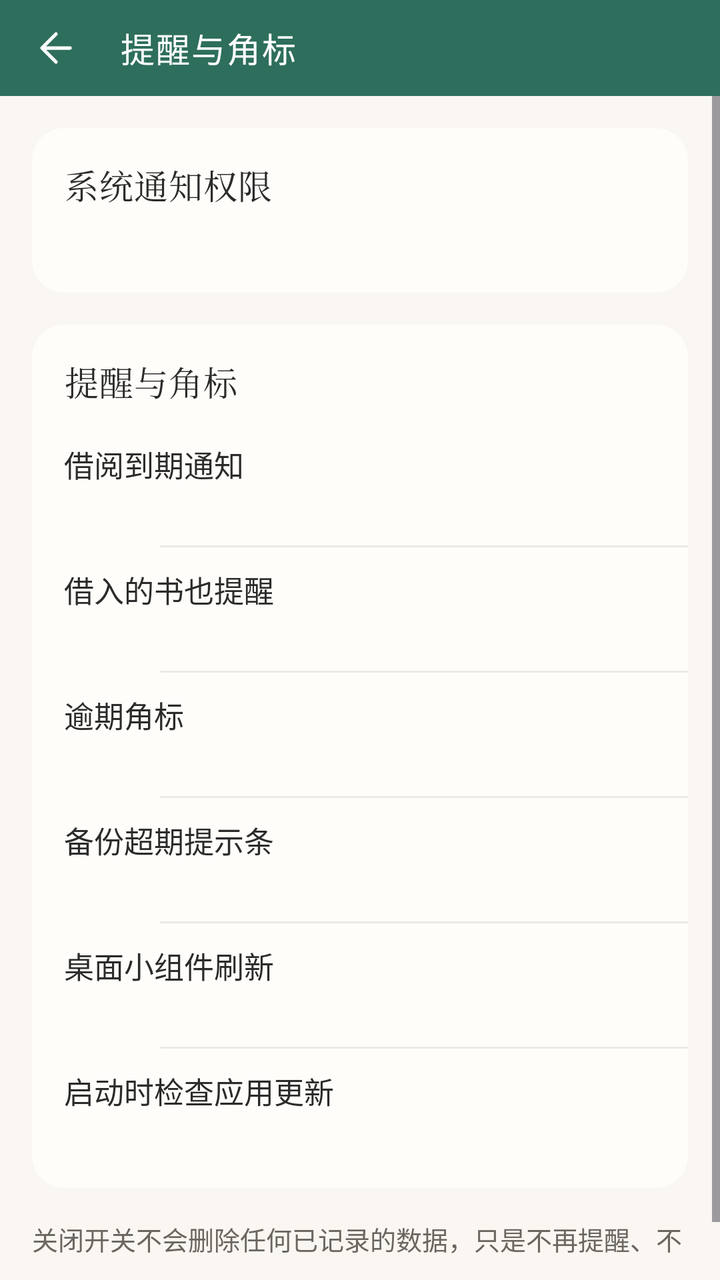
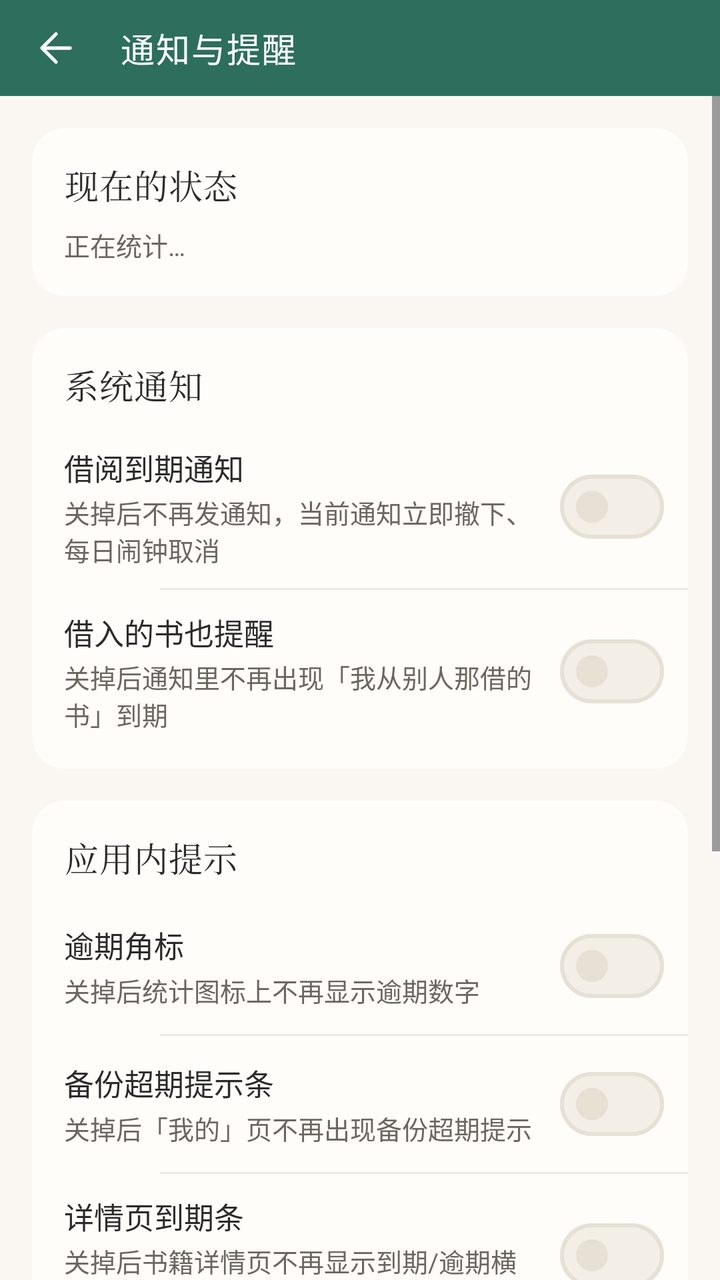

The first picture is an Android layout as it rendered before a commit; the second is the same layout after the commit. The layout source and the unified diff follow.
<!-- AndroidManifest.xml: application theme Theme.Bookshelf -->
<!-- res/layout/activity_reminder_settings.xml -->
<?xml version="1.0" encoding="utf-8"?>
<LinearLayout xmlns:android="http://schemas.android.com/apk/res/android"
    xmlns:app="http://schemas.android.com/apk/res-auto"
    android:layout_width="match_parent"
    android:layout_height="match_parent"
    android:orientation="vertical">

    <com.google.android.material.appbar.MaterialToolbar
        android:id="@+id/toolbar"
        style="@style/Widget.Bookshelf.Toolbar"
        android:layout_width="match_parent"
        android:layout_height="@dimen/toolbar_h"
        app:navigationIcon="@drawable/ic_back"
        app:title="提醒与角标" />

    <ScrollView
        android:layout_width="match_parent"
        android:layout_height="0dp"
        android:layout_weight="1"
        android:fillViewport="true">

        <androidx.constraintlayout.widget.ConstraintLayout
            android:layout_width="match_parent"
            android:layout_height="wrap_content">

            <LinearLayout
                android:layout_width="0dp"
                android:layout_height="wrap_content"
                android:orientation="vertical"
                android:padding="@dimen/page_padding"
                app:layout_constraintBottom_toBottomOf="parent"
                app:layout_constraintEnd_toEndOf="parent"
                app:layout_constraintHorizontal_bias="0.5"
                app:layout_constraintStart_toStartOf="parent"
                app:layout_constraintTop_toTopOf="parent"
                app:layout_constraintWidth_max="@dimen/content_max_width">

                
                <androidx.cardview.widget.CardView
                    style="@style/Widget.Bookshelf.Card"
                    android:layout_width="match_parent"
                    android:layout_height="wrap_content">

                    <LinearLayout
                        android:layout_width="match_parent"
                        android:layout_height="wrap_content"
                        android:orientation="vertical"
                        android:padding="@dimen/space_lg">

                        <TextView
                            style="@style/CardTitle"
                            android:layout_width="wrap_content"
                            android:layout_height="wrap_content"
                            android:text="系统通知权限" />

                        <TextView
                            android:id="@+id/tv_notify_permission_state"
                            android:layout_width="match_parent"
                            android:layout_height="wrap_content"
                            android:layout_marginTop="@dimen/space_sm"
                            android:lineSpacingMultiplier="1.3"
                            android:textColor="?attr/on_surface_variant"
                            android:textSize="@dimen/text_body_small" />

                        <com.google.android.material.button.MaterialButton
                            android:id="@+id/btn_notify_settings"
                            style="@style/Widget.Bookshelf.Button.Outlined"
                            android:layout_width="wrap_content"
                            android:layout_height="wrap_content"
                            android:layout_marginTop="@dimen/space_md"
                            android:text="去系统设置"
                            android:visibility="gone" />
                    </LinearLayout>
                </androidx.cardview.widget.CardView>

                <androidx.cardview.widget.CardView
                    style="@style/Widget.Bookshelf.Card"
                    android:layout_width="match_parent"
                    android:layout_height="wrap_content"
                    android:layout_marginTop="@dimen/space_lg">

                    <LinearLayout
                        android:layout_width="match_parent"
                        android:layout_height="wrap_content"
                        android:orientation="vertical"
                        android:paddingVertical="@dimen/space_sm">

                        <TextView
                            style="@style/CardTitle"
                            android:layout_width="wrap_content"
                            android:layout_height="wrap_content"
                            android:paddingHorizontal="@dimen/space_lg"
                            android:paddingVertical="@dimen/space_sm"
                            android:text="提醒与角标" />

                        <LinearLayout
                            android:id="@+id/row_notify_borrow_due"
                            style="@style/MineRow">

                            <LinearLayout
                                android:layout_width="0dp"
                                android:layout_height="wrap_content"
                                android:layout_weight="1"
                                android:orientation="vertical">

                                <TextView
                                    style="@style/MineRowTitle"
                                    android:text="借阅到期通知" />

                                <TextView
                                    android:id="@+id/tv_notify_borrow_due_state"
                                    style="@style/MineRowSubtitle" />
                            </LinearLayout>
                        </LinearLayout>

                        <View style="@style/MineRowDivider" />

                        <LinearLayout
                            android:id="@+id/row_notify_borrowed_in"
                            style="@style/MineRow">

                            <LinearLayout
                                android:layout_width="0dp"
                                android:layout_height="wrap_content"
                                android:layout_weight="1"
                                android:orientation="vertical">

                                <TextView
                                    style="@style/MineRowTitle"
                                    android:text="借入的书也提醒" />

                                <TextView
                                    android:id="@+id/tv_notify_borrowed_in_state"
                                    style="@style/MineRowSubtitle" />
                            </LinearLayout>
                        </LinearLayout>

                        <View style="@style/MineRowDivider" />

                        <LinearLayout
                            android:id="@+id/row_badge_overdue"
                            style="@style/MineRow">

                            <LinearLayout
                                android:layout_width="0dp"
                                android:layout_height="wrap_content"
                                android:layout_weight="1"
                                android:orientation="vertical">

                                <TextView
                                    style="@style/MineRowTitle"
                                    android:text="逾期角标" />

                                <TextView
                                    android:id="@+id/tv_badge_overdue_state"
                                    style="@style/MineRowSubtitle" />
                            </LinearLayout>
                        </LinearLayout>

                        <View style="@style/MineRowDivider" />

                        <LinearLayout
                            android:id="@+id/row_banner_backup_stale"
                            style="@style/MineRow">

                            <LinearLayout
                                android:layout_width="0dp"
                                android:layout_height="wrap_content"
                                android:layout_weight="1"
                                android:orientation="vertical">

                                <TextView
                                    style="@style/MineRowTitle"
                                    android:text="备份超期提示条" />

                                <TextView
                                    android:id="@+id/tv_banner_backup_stale_state"
                                    style="@style/MineRowSubtitle" />
                            </LinearLayout>
                        </LinearLayout>

                        <View style="@style/MineRowDivider" />

                        <LinearLayout
                            android:id="@+id/row_widget_enabled"
                            style="@style/MineRow">

                            <LinearLayout
                                android:layout_width="0dp"
                                android:layout_height="wrap_content"
                                android:layout_weight="1"
                                android:orientation="vertical">

                                <TextView
                                    style="@style/MineRowTitle"
                                    android:text="桌面小组件刷新" />

                                <TextView
                                    android:id="@+id/tv_widget_enabled_state"
                                    style="@style/MineRowSubtitle" />
                            </LinearLayout>
                        </LinearLayout>

                        <View style="@style/MineRowDivider" />

                        <LinearLayout
                            android:id="@+id/row_check_update_on_launch"
                            style="@style/MineRow">

                            <LinearLayout
                                android:layout_width="0dp"
                                android:layout_height="wrap_content"
                                android:layout_weight="1"
                                android:orientation="vertical">

                                <TextView
                                    style="@style/MineRowTitle"
                                    android:text="启动时检查应用更新" />

                                <TextView
                                    android:id="@+id/tv_check_update_state"
                                    style="@style/MineRowSubtitle" />
                            </LinearLayout>
                        </LinearLayout>
                    </LinearLayout>
                </androidx.cardview.widget.CardView>

                <TextView
                    android:layout_width="match_parent"
                    android:layout_height="wrap_content"
                    android:layout_marginTop="@dimen/space_lg"
                    android:lineSpacingMultiplier="1.4"
                    android:text="关闭开关不会删除任何已记录的数据，只是不再提醒、不再显示角标。"
                    android:textColor="?attr/on_surface_variant"
                    android:textSize="@dimen/text_body_small" />
            </LinearLayout>
        </androidx.constraintlayout.widget.ConstraintLayout>
    </ScrollView>
</LinearLayout>
<!-- resources referenced by this layout -->
<resources>
  <dimen name="content_max_width">9999dp</dimen>
  <dimen name="page_padding">16dp</dimen>
  <dimen name="space_lg">16dp</dimen>
  <dimen name="space_md">12dp</dimen>
  <dimen name="space_sm">8dp</dimen>
  <dimen name="text_body_small">13sp</dimen>
  <dimen name="toolbar_h">48dp</dimen>
  <style name="MineRowDivider">
          <item name="android:layout_width">match_parent</item>
          <item name="android:layout_height">1dp</item>
          <item name="android:layout_marginStart">64dp</item>
          <item name="android:background">@color/divider_soft</item>
      </style>
  <dimen name="text_headline">17sp</dimen>
  <color name="divider_soft">#14000000</color>
  <dimen name="text_body">15sp</dimen>
  <style name="ShapeAppearance.Bookshelf.Medium" parent="ShapeAppearance.Material3.Corner.Medium">
          <item name="cornerSize">@dimen/radius_md</item>
      </style>
  <dimen name="radius_md">12dp</dimen>
  <dimen name="card_corner">16dp</dimen>
  <color name="primary">#2E6E5C</color>
  <color name="primary_dark">#1F4D40</color>
  <color name="accent">#C08A3E</color>
  <color name="chip_bg">#E8F0ED</color>
  <color name="green_container">#E6F0EC</color>
  <color name="green_on_container">#1C4A3E</color>
  <color name="green_page">#FAF7F2</color>
  <color name="green_surface">#FFFDF9</color>
  <color name="green_surface_dim">#F3EEE6</color>
  <color name="green_outline">#E6E0D5</color>
  <color name="green_outline_strong">#D8D0C2</color>
  <color name="bg_page">#FAF7F2</color>
  <color name="surface">#FFFDF9</color>
  <color name="surface_dim">#F4F0E9</color>
  <color name="outline">#E6E0D5</color>
  <color name="outline_strong">#CFC5B4</color>
  <color name="text_main">#2B2B2B</color>
  <color name="text_sub">#6B6660</color>
  <color name="accent_text">#8A5A1A</color>
  <color name="dock_surface">#FFFFFF</color>
  <style name="Widget.Bookshelf.MaterialCard" parent="Widget.Material3.CardView.Outlined">
          <item name="cardCornerRadius">@dimen/card_corner</item>
          <item name="cardElevation">0dp</item>
          <item name="strokeColor">?attr/outline</item>
          <item name="strokeWidth">1dp</item>
      </style>
  <style name="Widget.Bookshelf.ChipGroup" parent="Widget.Material3.ChipGroup">
          <item name="chipSpacingHorizontal">8dp</item>
          <item name="chipSpacingVertical">4dp</item>
          <item name="singleLine">false</item>
      </style>
  <style name="ThemeOverlay.Bookshelf.BottomSheet" parent="ThemeOverlay.Material3.BottomSheetDialog">
          <item name="bottomSheetStyle">@style/Widget.Bookshelf.BottomSheet</item>
      </style>
  <style name="ShapeAppearance.Bookshelf.Pill" parent="ShapeAppearance.Material3.Corner.Full">
          <item name="cornerSize">50%</item>
      </style>
  <style name="TextAppearance.Bookshelf.DialogTitle" parent="MaterialAlertDialog.Material3.Title.Text">
          <item name="android:textSize">@dimen/text_title_toolbar</item>
          <item name="android:textStyle">bold</item>
          <item name="android:textColor">?attr/on_surface</item>
      </style>
  <style name="Widget.Bookshelf.Button.Dialog" parent="Widget.Material3.Button.TextButton.Dialog">
          <item name="android:textSize">@dimen/text_body_small</item>
          <item name="android:textAllCaps">false</item>
      </style>
  <style name="ShapeAppearance.Bookshelf.Dialog" parent="ShapeAppearance.Material3.Corner.Large">
          <item name="cornerSize">@dimen/radius_2xl</item>
      </style>
  <style name="Widget.Bookshelf.BottomSheet" parent="Widget.Material3.BottomSheet.Modal">
          <item name="shapeAppearance">@style/ShapeAppearance.Bookshelf.BottomSheet</item>
          <item name="backgroundTint">?attr/surface</item>
          
          <item name="elevationOverlayEnabled">false</item>
      </style>
  <dimen name="text_title_toolbar">16sp</dimen>
  <dimen name="radius_2xl">24dp</dimen>
  <!-- unchanged entries left out for length: 17 -->
</resources>

<!-- the commit's change to res/layout/activity_reminder_settings.xml (unified diff, before → after) -->
@@ -11,7 +11,7 @@
         android:layout_width="match_parent"
         android:layout_height="@dimen/toolbar_h"
         app:navigationIcon="@drawable/ic_back"
-        app:title="提醒与角标" />
+        app:title="通知与提醒" />
 
     <ScrollView
         android:layout_width="match_parent"
@@ -51,14 +51,15 @@
                             style="@style/CardTitle"
                             android:layout_width="wrap_content"
                             android:layout_height="wrap_content"
-                            android:text="系统通知权限" />
-
-                        <TextView
-                            android:id="@+id/tv_notify_permission_state"
+                            android:text="现在的状态" />
+
+                        <TextView
+                            android:id="@+id/tv_reminder_summary"
                             android:layout_width="match_parent"
                             android:layout_height="wrap_content"
                             android:layout_marginTop="@dimen/space_sm"
-                            android:lineSpacingMultiplier="1.3"
+                            android:lineSpacingMultiplier="1.35"
+                            android:text="正在统计…"
                             android:textColor="?attr/on_surface_variant"
                             android:textSize="@dimen/text_body_small" />
 
@@ -73,6 +74,7 @@
                     </LinearLayout>
                 </androidx.cardview.widget.CardView>
 
+                
                 <androidx.cardview.widget.CardView
                     style="@style/Widget.Bookshelf.Card"
                     android:layout_width="match_parent"
@@ -91,7 +93,7 @@
                             android:layout_height="wrap_content"
                             android:paddingHorizontal="@dimen/space_lg"
                             android:paddingVertical="@dimen/space_sm"
-                            android:text="提醒与角标" />
+                            android:text="系统通知" />
 
                         <LinearLayout
                             android:id="@+id/row_notify_borrow_due"
@@ -108,9 +110,18 @@
                                     android:text="借阅到期通知" />
 
                                 <TextView
-                                    android:id="@+id/tv_notify_borrow_due_state"
-                                    style="@style/MineRowSubtitle" />
-                            </LinearLayout>
+                                    style="@style/MineRowSubtitle"
+                                    android:text="关掉后不再发通知，当前通知立即撤下、每日闹钟取消" />
+                            </LinearLayout>
+
+                            <com.google.android.material.materialswitch.MaterialSwitch
+                                android:id="@+id/sw_notify_borrow_due"
+                                android:layout_width="wrap_content"
+                                android:layout_height="wrap_content"
+                                android:layout_marginStart="@dimen/space_md"
+                                android:clickable="false"
+                                android:focusable="false"
+                                android:importantForAccessibility="no" />
                         </LinearLayout>
 
                         <View style="@style/MineRowDivider" />
@@ -130,80 +141,189 @@
                                     android:text="借入的书也提醒" />
 
                                 <TextView
-                                    android:id="@+id/tv_notify_borrowed_in_state"
-                                    style="@style/MineRowSubtitle" />
-                            </LinearLayout>
+                                    style="@style/MineRowSubtitle"
+                                    android:text="关掉后通知里不再出现「我从别人那借的书」到期" />
+                            </LinearLayout>
+
+                            <com.google.android.material.materialswitch.MaterialSwitch
+                                android:id="@+id/sw_notify_borrowed_in"
+                                android:layout_width="wrap_content"
+                                android:layout_height="wrap_content"
+                                android:layout_marginStart="@dimen/space_md"
+                                android:clickable="false"
+                                android:focusable="false"
+                                android:importantForAccessibility="no" />
+                        </LinearLayout>
+                    </LinearLayout>
+                </androidx.cardview.widget.CardView>
+
+                
+                <androidx.cardview.widget.CardView
+                    style="@style/Widget.Bookshelf.Card"
+                    android:layout_width="match_parent"
+                    android:layout_height="wrap_content"
+                    android:layout_marginTop="@dimen/space_lg">
+
+                    <LinearLayout
+                        android:layout_width="match_parent"
+                        android:layout_height="wrap_content"
+                        android:orientation="vertical"
+                        android:paddingVertical="@dimen/space_sm">
+
+                        <TextView
+                            style="@style/CardTitle"
+                            android:layout_width="wrap_content"
+                            android:layout_height="wrap_content"
+                            android:paddingHorizontal="@dimen/space_lg"
+                            android:paddingVertical="@dimen/space_sm"
+                            android:text="应用内提示" />
+
+                        <LinearLayout
+                            android:id="@+id/row_badge_overdue"
+                            style="@style/MineRow">
+
+                            <LinearLayout
+                                android:layout_width="0dp"
+                                android:layout_height="wrap_content"
+                                android:layout_weight="1"
+                                android:orientation="vertical">
+
+                                <TextView
+                                    style="@style/MineRowTitle"
+                                    android:text="逾期角标" />
+
+                                <TextView
+                                    style="@style/MineRowSubtitle"
+                                    android:text="关掉后统计图标上不再显示逾期数字" />
+                            </LinearLayout>
+
+                            <com.google.android.material.materialswitch.MaterialSwitch
+                                android:id="@+id/sw_badge_overdue"
+                                android:layout_width="wrap_content"
+                                android:layout_height="wrap_content"
+                                android:layout_marginStart="@dimen/space_md"
+                                android:clickable="false"
+                                android:focusable="false"
+                                android:importantForAccessibility="no" />
                         </LinearLayout>
 
                         <View style="@style/MineRowDivider" />
 
                         <LinearLayout
-                            android:id="@+id/row_badge_overdue"
-                            style="@style/MineRow">
-
-                            <LinearLayout
-                                android:layout_width="0dp"
-                                android:layout_height="wrap_content"
-                                android:layout_weight="1"
-                                android:orientation="vertical">
-
-                                <TextView
-                                    style="@style/MineRowTitle"
-                                    android:text="逾期角标" />
-
-                                <TextView
-                                    android:id="@+id/tv_badge_overdue_state"
-                                    style="@style/MineRowSubtitle" />
-                            </LinearLayout>
+                            android:id="@+id/row_banner_backup_stale"
+                            style="@style/MineRow">
+
+                            <LinearLayout
+                                android:layout_width="0dp"
+                                android:layout_height="wrap_content"
+                                android:layout_weight="1"
+                                android:orientation="vertical">
+
+                                <TextView
+                                    style="@style/MineRowTitle"
+                                    android:text="备份超期提示条" />
+
+                                <TextView
+                                    style="@style/MineRowSubtitle"
+                                    android:text="关掉后「我的」页不再出现备份超期提示" />
+                            </LinearLayout>
+
+                            <com.google.android.material.materialswitch.MaterialSwitch
+                                android:id="@+id/sw_banner_backup_stale"
+                                android:layout_width="wrap_content"
+                                android:layout_height="wrap_content"
+                                android:layout_marginStart="@dimen/space_md"
+                                android:clickable="false"
+                                android:focusable="false"
+                                android:importantForAccessibility="no" />
                         </LinearLayout>
 
                         <View style="@style/MineRowDivider" />
 
                         <LinearLayout
-                            android:id="@+id/row_banner_backup_stale"
-                            style="@style/MineRow">
-
-                            <LinearLayout
-                                android:layout_width="0dp"
-                                android:layout_height="wrap_content"
-                                android:layout_weight="1"
-                                android:orientation="vertical">
-
-                                <TextView
-                                    style="@style/MineRowTitle"
-                                    android:text="备份超期提示条" />
-
-                                <TextView
-                                    android:id="@+id/tv_banner_backup_stale_state"
-                                    style="@style/MineRowSubtitle" />
-                            </LinearLayout>
+                            android:id="@+id/row_banner_borrow_due"
+                            style="@style/MineRow">
+
+                            <LinearLayout
+                                android:layout_width="0dp"
+                                android:layout_height="wrap_content"
+                                android:layout_weight="1"
+                                android:orientation="vertical">
+
+                                <TextView
+                                    style="@style/MineRowTitle"
+                                    android:text="详情页到期条" />
+
+                                <TextView
+                                    style="@style/MineRowSubtitle"
+                                    android:text="关掉后书籍详情页不再显示到期/逾期横条（不影响数据与借阅记录）" />
+                            </LinearLayout>
+
+                            <com.google.android.material.materialswitch.MaterialSwitch
+                                android:id="@+id/sw_banner_borrow_due"
+                                android:layout_width="wrap_content"
+                                android:layout_height="wrap_content"
+                                android:layout_marginStart="@dimen/space_md"
+                                android:clickable="false"
+                                android:focusable="false"
+                                android:importantForAccessibility="no" />
+                        </LinearLayout>
+                    </LinearLayout>
+                </androidx.cardview.widget.CardView>
+
+                
+                <androidx.cardview.widget.CardView
+                    style="@style/Widget.Bookshelf.Card"
+                    android:layout_width="match_parent"
+                    android:layout_height="wrap_content"
+                    android:layout_marginTop="@dimen/space_lg">
+
+                    <LinearLayout
+                        android:layout_width="match_parent"
+                        android:layout_height="wrap_content"
+                        android:orientation="vertical"
+                        android:paddingVertical="@dimen/space_sm">
+
+                        <TextView
+                            style="@style/CardTitle"
+                            android:layout_width="wrap_content"
+                            android:layout_height="wrap_content"
+                            android:paddingHorizontal="@dimen/space_lg"
+                            android:paddingVertical="@dimen/space_sm"
+                            android:text="桌面与更新" />
+
+                        <LinearLayout
+                            android:id="@+id/row_widget_enabled"
+                            style="@style/MineRow">
+
+                            <LinearLayout
+                                android:layout_width="0dp"
+                                android:layout_height="wrap_content"
+                                android:layout_weight="1"
+                                android:orientation="vertical">
+
+                                <TextView
+                                    style="@style/MineRowTitle"
+                                    android:text="桌面小组件刷新" />
+
+                                <TextView
+                                    style="@style/MineRowSubtitle"
+                                    android:text="关掉后桌面组件内容不再随数据变化更新" />
+                            </LinearLayout>
+
+                            <com.google.android.material.materialswitch.MaterialSwitch
+                                android:id="@+id/sw_widget_enabled"
+                                android:layout_width="wrap_content"
+                                android:layout_height="wrap_content"
+                                android:layout_marginStart="@dimen/space_md"
+                                android:clickable="false"
+                                android:focusable="false"
+                                android:importantForAccessibility="no" />
                         </LinearLayout>
 
                         <View style="@style/MineRowDivider" />
 
                         <LinearLayout
-                            android:id="@+id/row_widget_enabled"
-                            style="@style/MineRow">
-
-                            <LinearLayout
-                                android:layout_width="0dp"
-                                android:layout_height="wrap_content"
-                                android:layout_weight="1"
-                                android:orientation="vertical">
-
-                                <TextView
-                                    style="@style/MineRowTitle"
-                                    android:text="桌面小组件刷新" />
-
-                                <TextView
-                                    android:id="@+id/tv_widget_enabled_state"
-                                    style="@style/MineRowSubtitle" />
-                            </LinearLayout>
-                        </LinearLayout>
-
-                        <View style="@style/MineRowDivider" />
-
-                        <LinearLayout
                             android:id="@+id/row_check_update_on_launch"
                             style="@style/MineRow">
 
@@ -214,13 +334,24 @@
                                 android:orientation="vertical">
 
                                 <TextView
+                                    android:id="@+id/tv_update_row_title"
                                     style="@style/MineRowTitle"
                                     android:text="启动时检查应用更新" />
 
                                 <TextView
-                                    android:id="@+id/tv_check_update_state"
-                                    style="@style/MineRowSubtitle" />
-                            </LinearLayout>
+                                    android:id="@+id/tv_update_row_note"
+                                    style="@style/MineRowSubtitle"
+                                    android:text="关掉后启动时不再自动检查，可在「应用更新」手动检查" />
+                            </LinearLayout>
+
+                            <com.google.android.material.materialswitch.MaterialSwitch
+                                android:id="@+id/sw_check_update"
+                                android:layout_width="wrap_content"
+                                android:layout_height="wrap_content"
+                                android:layout_marginStart="@dimen/space_md"
+                                android:clickable="false"
+                                android:focusable="false"
+                                android:importantForAccessibility="no" />
                         </LinearLayout>
                     </LinearLayout>
                 </androidx.cardview.widget.CardView>
